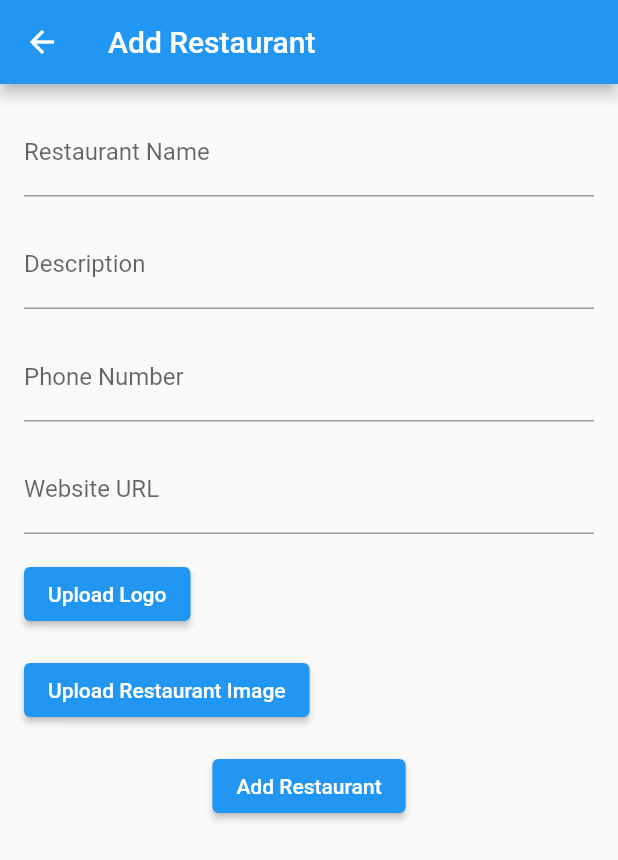
After one commit to ShaikhMariyam/HalalXperience, a Flutter app: the screen it shows after launch, after a tap on "Add Restaurant", on a phone screen of 412 x 824 dp. The commit adds this screen. Shown: the top 860 px of the screen. Run offline on Flutter 3.47's test engine with Material 2 defaults, Android fonts, the phone set to English and light mode, and no system bars; our stand-ins replace carousel_slider, cloud_firestore, firebase_auth, firebase_core, firebase_storage, image_picker; accounts and stored records are empty.

Commit message:
Create Restaurant

```diff
--- a/lib/main.dart
+++ b/lib/main.dart
@@ -1,5 +1,6 @@
 import 'package:flutter/material.dart';
 import 'screens/home_page.dart';
+import 'screens/admin_dashboard.dart';
 import 'package:firebase_core/firebase_core.dart';
 
 void main() async {
@@ -7,4 +8,5 @@ void main() async {
   WidgetsFlutterBinding.ensureInitialized();
   await Firebase.initializeApp();
 
-  runApp(MyApp());
+  runApp(adminPage());
+}
--- /dev/null
+++ b/lib/screens/addRestaurant.dart
@@ -0,0 +1,201 @@
+import 'dart:io';
+
+import 'package:flutter/material.dart';
+import 'package:cloud_firestore/cloud_firestore.dart';
+import 'package:image_picker/image_picker.dart';
+import 'package:firebase_storage/firebase_storage.dart';
+
+class addRestaurantPage extends StatefulWidget {
+  @override
+  _addRestaurantPageState createState() => _addRestaurantPageState();
+}
+
+class _addRestaurantPageState extends State<addRestaurantPage> {
+  TextEditingController _nameController = TextEditingController();
+  TextEditingController _descriptionController = TextEditingController();
+  TextEditingController _phoneNumberController = TextEditingController();
+  TextEditingController _urlController = TextEditingController();
+
+  File? _selectedLogo;
+  File? _selectedImage;
+
+  Future<void> _pickImage(ImageSource source, {bool isLogo = false}) async {
+    final picker = ImagePicker();
+    final pickedImage = await picker.getImage(source: source);
+
+    if (pickedImage != null) {
+      setState(() {
+        if (isLogo) {
+          _selectedLogo = File(pickedImage.path);
+        } else {
+          _selectedImage = File(pickedImage.path);
+        }
+      });
+    }
+  }
+
+  @override
+  Widget build(BuildContext context) {
+    return Scaffold(
+      appBar: AppBar(
+        title: const Text('Add Restaurant'),
+      ),
+      body: SingleChildScrollView(
+        child: Padding(
+          padding: const EdgeInsets.all(16.0),
+          child: Column(
+            children: [
+              TextField(
+                controller: _nameController,
+                decoration: const InputDecoration(
+                  labelText: 'Restaurant Name',
+                ),
+              ),
+              const SizedBox(height: 16.0),
+              TextField(
+                controller: _descriptionController,
+                decoration: const InputDecoration(
+                  labelText: 'Description',
+                ),
+              ),
+              const SizedBox(height: 16.0),
+              TextField(
+                controller: _phoneNumberController,
+                decoration: const InputDecoration(
+                  labelText: 'Phone Number',
+                ),
+              ),
+              const SizedBox(height: 16.0),
+              TextField(
+                controller: _urlController,
+                decoration: const InputDecoration(
+                  labelText: 'Website URL',
+                ),
+              ),
+              const SizedBox(height: 16.0),
+              Row(
+                children: [
+                  ElevatedButton(
+                    onPressed: () =>
+                        _pickImage(ImageSource.gallery, isLogo: true),
+                    child: const Text('Upload Logo'),
+                  ),
+                  const SizedBox(width: 16.0),
+                  if (_selectedLogo != null)
+                    Image.file(
+                      _selectedLogo!,
+                      width: 80.0,
+                      height: 80.0,
+                    ),
+                ],
+              ),
+              const SizedBox(height: 16.0),
+              Row(
+                children: [
+                  ElevatedButton(
+                    onPressed: () => _pickImage(ImageSource.gallery),
+                    child: const Text('Upload Restaurant Image'),
+                  ),
+                  const SizedBox(width: 16.0),
+                  if (_selectedImage != null)
+                    Image.file(
+                      _selectedImage!,
+                      width: 80.0,
+                      height: 80.0,
+                    ),
+                ],
+              ),
+              const SizedBox(height: 16.0),
+              ElevatedButton(
+                onPressed: () async {
+                  try {
+                    String name = _nameController.text;
+                    String description = _descriptionController.text;
+                    String phoneNumber = _phoneNumberController.text;
+                    String url = _urlController.text;
+
+                    String? logoUrl =
+                        await uploadFileToStorage(name, _selectedLogo, 'logo');
+                    String? imageUrl = await uploadFileToStorage(
+                        name, _selectedImage, 'image');
+
+                    addRestaurantToFirestore(
+                      name,
+                      description,
+                      phoneNumber,
+                      url,
+                      logoUrl,
+                      imageUrl,
+                    );
+
+                    showDialog(
+                      context: context,
+                      builder: (context) => AlertDialog(
+                        title: const Text('Success'),
+                        content: const Text('Restaurant added successfully'),
+                        actions: [
+                          TextButton(
+                            onPressed: () {
+                              Navigator.pop(context); // Close the dialog
+                              Navigator.pop(
+                                  context); // Go back to the previous page
+                            },
+                            child: const Text('OK'),
+                          ),
+                        ],
+                      ),
+                    );
+                  } catch (e) {
+                    print('Error adding restaurant: $e');
+                  }
+                },
+                child: const Text('Add Restaurant'),
+              ),
+            ],
+          ),
+        ),
+      ),
+    );
+  }
+
+  Future<String?> uploadFileToStorage(
+      String uid, File? file, String fileType) async {
+    if (file == null) return null;
+
+    try {
+      // Upload the file to Firestore Storage
+      String fileName = '${fileType}_$uid';
+      Reference storageRef = FirebaseStorage.instance.ref().child(fileName);
+      await storageRef.putFile(file);
+
+      // Get the download URL of the uploaded file
+      String downloadURL = await storageRef.getDownloadURL();
+      return downloadURL;
+    } catch (e) {
+      print('Error uploading $fileType: $e');
+      return null;
+    }
+  }
+
+  void addRestaurantToFirestore(
+    String name,
+    String description,
+    String phoneNumber,
+    String url,
+    String? logoUrl,
+    String? imageUrl,
+  ) {
+// Add the restaurant to Firestore
+    CollectionReference restaurantsRef =
+        FirebaseFirestore.instance.collection('restaurants');
+
+    restaurantsRef.add({
+      'name': name,
+      'description': description,
+      'phoneNumber': phoneNumber,
+      'url': url,
+      'logo': logoUrl,
+      'image': imageUrl,
+    });
+  }
+}
--- a/lib/screens/admin_dashboard.dart
+++ b/lib/screens/admin_dashboard.dart
@@ -1,5 +1,8 @@
 import 'dart:convert';
 import 'package:flutter/material.dart';
+import 'addHCO.dart';
+import 'addRestaurant.dart';
+import 'HCO.dart';
 
 class adminPage extends StatelessWidget {
   @override
@@ -9,10 +12,26 @@ class adminPage extends StatelessWidget {
         primaryColor:
             const Color(0xffFFD700), // Change the primary color to green
       ),
-      home: Scaffold(
+      initialRoute: '/',
+      routes: {
+        '/': (context) => HomePage(),
+        '/companies': (context) => CompaniesPage(),
+        '/products': (context) => ProductsPage(),
+        '/brands': (context) => BrandsPage(),
+        '/addCompany': (context) => AddCompanyPage(),
+        '/addProduct': (context) => AddProductPage(),
+        '/addRestaurant': (context) => addRestaurantPage(),
+      },
+    );
+  }
+}
+
+class HomePage extends StatelessWidget {
+  @override
+  Widget build(BuildContext context) {
+    return Scaffold(
       appBar: AppBar(
         backgroundColor: Colors.yellow.shade700,
-
         title: const Text(
           'HalalXperience',
         ),
@@ -28,12 +47,16 @@ class adminPage extends StatelessWidget {
               shrinkWrap: true,
               physics: const NeverScrollableScrollPhysics(),
               children: [
-                  buildButton('Companies', Icons.business),
-                  buildButton('Product', Icons.shopping_basket),
-                  buildButton('Brand', Icons.label),
-                  buildButton('Add Company', Icons.add_business),
-                  buildButton('Add Product', Icons.add_shopping_cart),
-                  buildButton('Add Brand', Icons.add_circle_outline),
+                buildButton(context, 'Companies', Icons.business, '/companies'),
+                buildButton(
+                    context, 'Products', Icons.shopping_basket, '/products'),
+                buildButton(context, 'Brands', Icons.label, '/brands'),
+                buildButton(
+                    context, 'Add Company', Icons.add_business, '/addCompany'),
+                buildButton(context, 'Add Product', Icons.add_shopping_cart,
+                    '/addProduct'),
+                buildButton(context, 'Add Restaurant', Icons.add_circle_outline,
+                    '/addRestaurant'),
               ],
             ),
             const SizedBox(height: 16.0),
@@ -45,11 +68,11 @@ class adminPage extends StatelessWidget {
           ],
         ),
       ),
-      ),
     );
   }
 
-  Widget buildButton(String label, IconData icon) {
+  Widget buildButton(
+      BuildContext context, String label, IconData icon, String route) {
     return Container(
       margin: const EdgeInsets.all(8.0), // Adjust the margin as needed
       width: 70.0, // Adjust the width as needed
@@ -61,7 +84,21 @@ class adminPage extends StatelessWidget {
               const CircleBorder(), // Use CircleBorder to make the button circular
           primary: Colors.yellow.shade700, // Set the background color to gold
         ),
-        onPressed: () {},
+        onPressed: () {
+          if (route == '/addCompany') {
+            Navigator.push(
+              context,
+              MaterialPageRoute(builder: (context) => AddCompanyPage()),
+            );
+          } else if (route == '/addRestaurant') {
+            Navigator.push(
+              context,
+              MaterialPageRoute(builder: (context) => addRestaurantPage()),
+            );
+          } else {
+            Navigator.pushNamed(context, route);
+          }
+        },
         icon: Icon(icon),
         label: Text(
           label,
@@ -71,18 +108,46 @@ class adminPage extends StatelessWidget {
       ),
     );
   }
+}
 
-  Widget buildButtonWithImage(String label, IconData icon, String imagePath) {
-    return Column(
-      children: [
-        buildButton(label, icon),
-        const SizedBox(height: 8.0),
-        Image.asset(
-          imagePath,
-          width: 64.0,
-          height: 64.0,
+class ProductsPage extends StatelessWidget {
+  @override
+  Widget build(BuildContext context) {
+    return Scaffold(
+      appBar: AppBar(
+        title: Text('Products'),
       ),
-      ],
+      body: Center(
+        child: Text('Products Page'),
+      ),
     );
   }
 }
+
+class BrandsPage extends StatelessWidget {
+  @override
+  Widget build(BuildContext context) {
+    return Scaffold(
+      appBar: AppBar(
+        title: Text('Brands'),
+      ),
+      body: Center(
+        child: Text('Brands Page'),
+      ),
+    );
+  }
+}
+
+class AddProductPage extends StatelessWidget {
+  @override
+  Widget build(BuildContext context) {
+    return Scaffold(
+      appBar: AppBar(
+        title: Text('Add Product'),
+      ),
+      body: Center(
+        child: Text('Add Product Page'),
+      ),
+    );
+  }
+}
--- a/pubspec.yaml
+++ b/pubspec.yaml
@@ -41,6 +41,9 @@ dependencies:
   firebase_auth: ^4.4.0
   http: ^0.13.3
   url_launcher: ^6.1.11
+  image_picker: ^0.8.7+5
+  firebase_storage: ^11.2.1
+
 
 
 dev_dependencies:
```
Also changed, not shown: lib/screens/HCO.dart (added, +120 -0 lines), lib/screens/addHCO.dart (added, +229 -0 lines), lib/screens/restaurant.dart (added, +52 -0 lines), pubspec.lock, 1 other file. Lines whose indentation alone changed are shown as unchanged.
